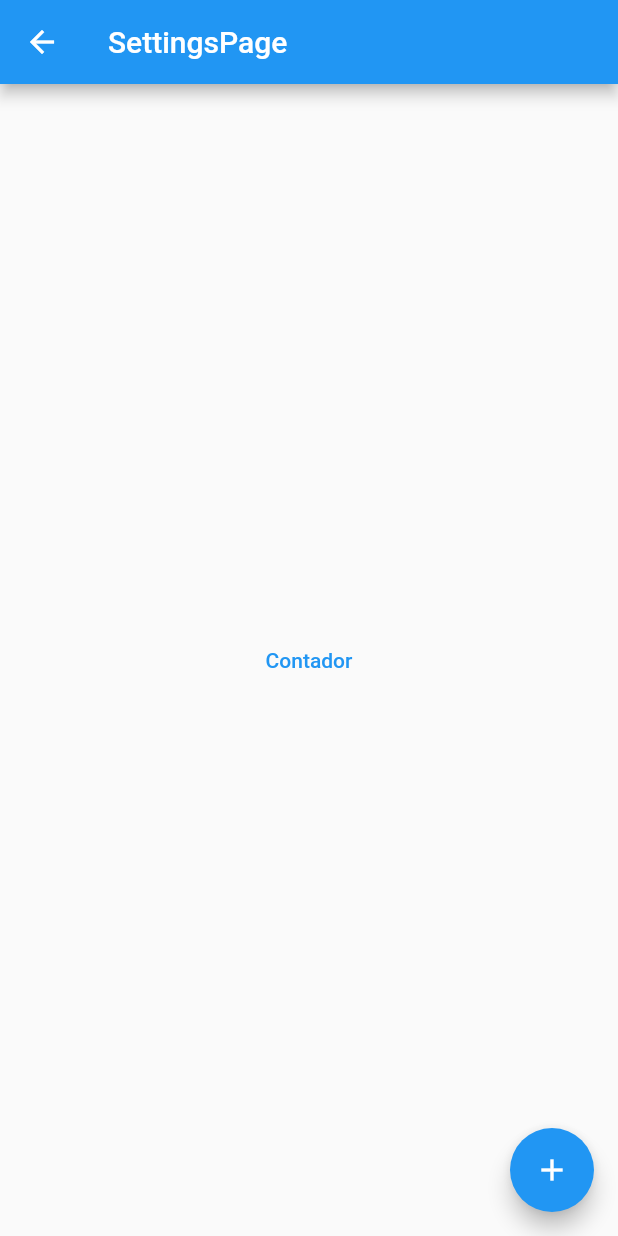
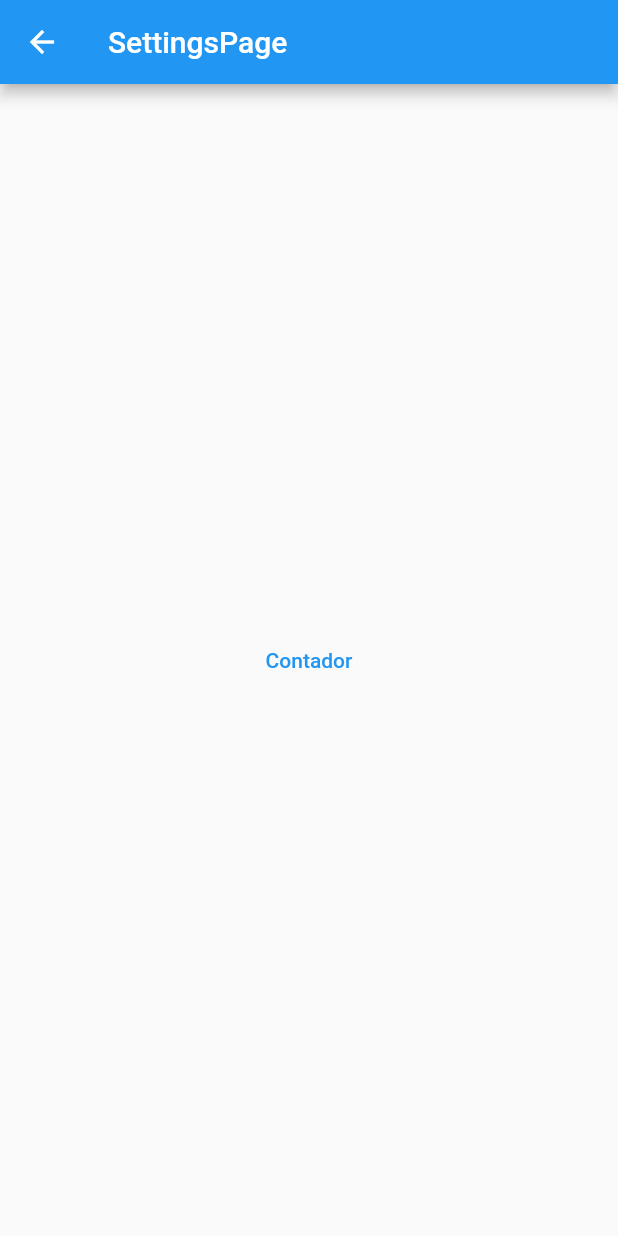
Before and after one commit to dan7sc/flutter-navigation, a Flutter app: the HomePage screen opened directly, after a tap on the "add" icon, on a phone screen of 412 x 824 dp. Run offline on Flutter 3.47's test engine with Material 2 defaults, Android fonts, the phone set to English and light mode, and no system bars.

Commit message:
Create Contador class to change variable in other view

```diff
--- a/lib/home_page.dart
+++ b/lib/home_page.dart
@@ -5,11 +5,11 @@ class HomePage extends StatefulWidget {
   const HomePage({Key? key}) : super(key: key);
 
   @override
-  _HomePageState createState() => _HomePageState();
+  HomePageState createState() => HomePageState();
 }
 
-class _HomePageState extends State<HomePage> {
-  var count = 0;
+class HomePageState extends State<HomePage> {
+  var _count = 0;
 
   @override
   Widget build(BuildContext context) {
@@ -18,21 +18,23 @@ class _HomePageState extends State<HomePage> {
         title: Text("HomePage"),
       ),
       body: Center(
-        child: Text("CONTADOR: $count"),
+        child: Text("CONTADOR: $_count"),
       ),
       floatingActionButton: FloatingActionButton(
-        onPressed: () async {
-          final response = await Navigator.push<int>(
+        onPressed: () {
+          Navigator.push<Contador>(
             context,
             MaterialPageRoute(
               builder: (context) => SettingsPage(
-                count: count,
+                count: _count,
+                onChanged: (value) {
+                  setState(() {
+                    _count = value;
+                  });
+                },
               ),
             ),
           );
-          setState(() {
-            count = response!;
-          });
         },
         child: Icon(Icons.add),
       ),
--- a/lib/settings_page.dart
+++ b/lib/settings_page.dart
@@ -1,8 +1,23 @@
 import 'package:flutter/material.dart';
+
+class Contador {
+  final int value;
+  final Function(int value) onChanged;
+
+  Contador(
+    this.value,
+    this.onChanged,
+  );
+}
 
 class SettingsPage extends StatelessWidget {
   final int count;
-  const SettingsPage({Key? key, required this.count}) : super(key: key);
+  final Function(int value) onChanged;
+  const SettingsPage({
+    Key? key,
+    required this.count,
+    required this.onChanged,
+  }) : super(key: key);
 
   @override
   Widget build(BuildContext context) {
@@ -16,23 +31,12 @@ class SettingsPage extends StatelessWidget {
           onPressed: () {
             var newCount = count;
             newCount++;
+            onChanged(newCount);
             print(newCount);
-            Navigator.pop(context, newCount);
+            Navigator.pop(context);
+            // Navigator.pop(context, Contador(newCount, onChanged));
           },
         ),
-      ),
-      floatingActionButton: FloatingActionButton(
-        onPressed: () {
-          Navigator.push(
-            context,
-            MaterialPageRoute(
-              builder: (context) => SettingsPage(
-                count: count,
-              ),
-            ),
-          );
-        },
-        child: Icon(Icons.add),
       ),
     );
   }
```
